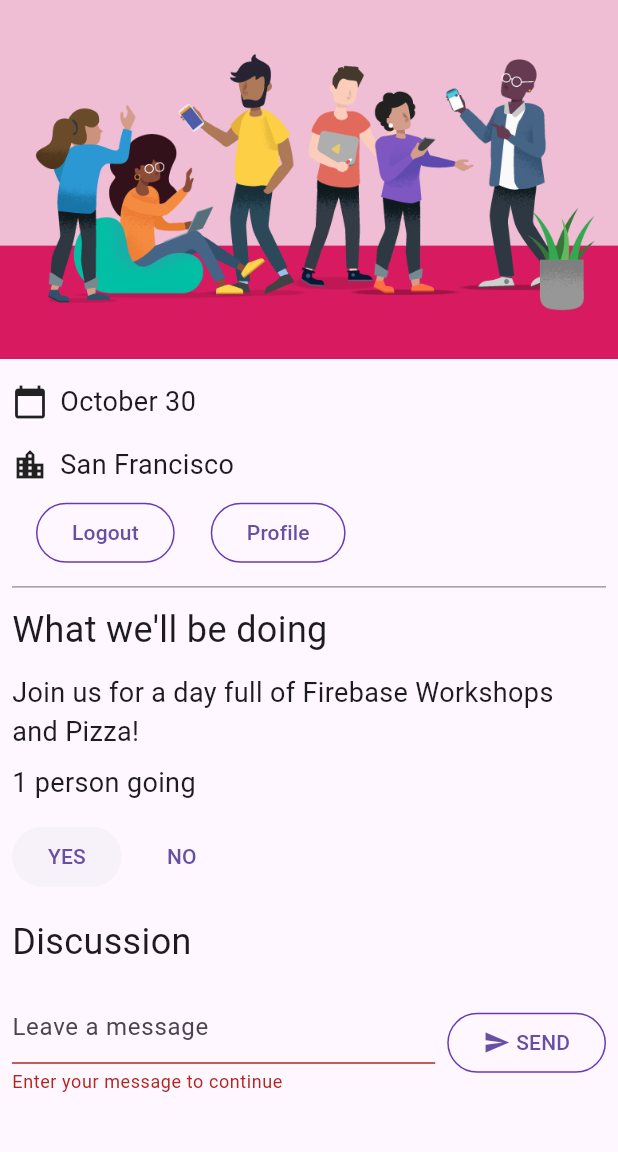
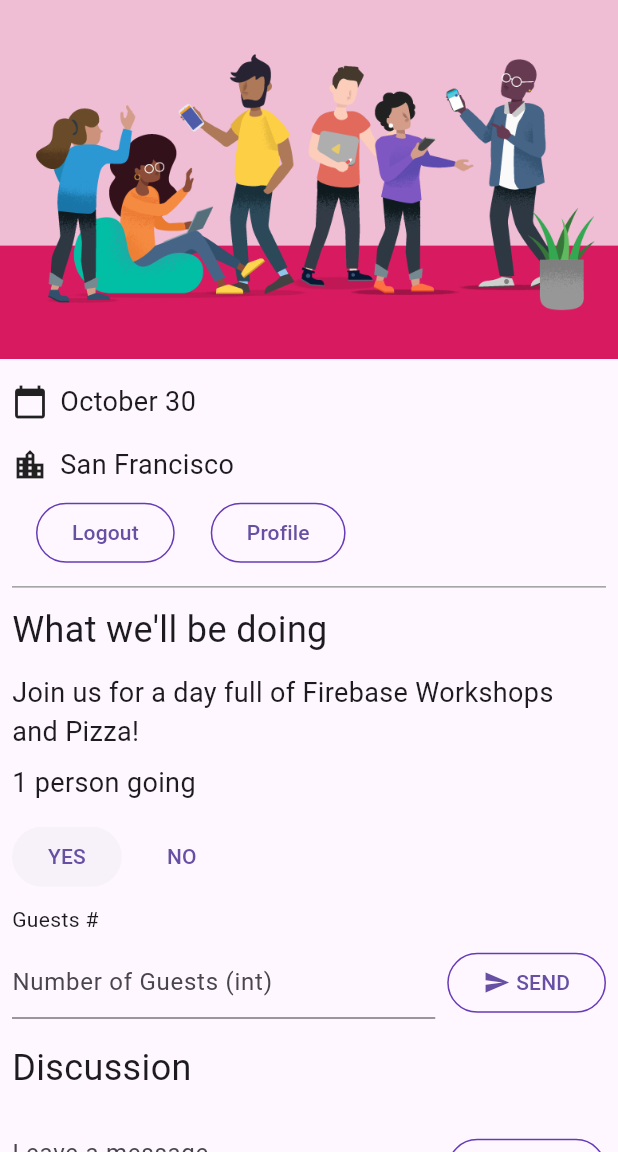
Before and after one commit to hamjac5334/firebase_demo, a Flutter app: the screen it shows once a user with an empty profile is signed in, after a tap on "SEND", after a tap on "YES", on a phone screen of 412 x 824 dp, the part 84-1236 px from its top. Run offline on Flutter 3.47's test engine with Material 3 defaults, Android fonts, the phone set to English and light mode, and no system bars; our stand-ins replace cloud_firestore, firebase_auth, firebase_core, go_router, google_fonts; missing offline and left inert: firebase_ui_auth; accounts and stored records are empty.

Commit message:
Basic Implementation of number of guests (only stores locally)

```diff
--- a/lib/app_state.dart
+++ b/lib/app_state.dart
@@ -40,6 +40,11 @@ class ApplicationState extends ChangeNotifier {
     } else {
       userDoc.set(<String, dynamic>{'attending': false});
     }
+  }
+  //start with adding this before firebase so I can do it in steps
+  void addAttendees(int count) {
+    _attendees += count;
+    notifyListeners();
   }
 
   Future<void> init() async {
--- a/lib/home_page.dart
+++ b/lib/home_page.dart
@@ -50,12 +50,12 @@ class HomePage extends StatelessWidget {
             builder: (context, appState, _) => Column(
               crossAxisAlignment: CrossAxisAlignment.start,
               children: [
-                switch (appState.attendees) {
-                  1 => const Paragraph('1 person going'),
-                  >= 2 => Paragraph('${appState.attendees} people going'),
-                  _ => const Paragraph('No one going'),
-                },
-
+                if (appState.attendees == 1)
+                  const Paragraph('1 person going'),
+                if (appState.attendees > 1)
+                  Paragraph('${appState.attendees} people going'),
+                if (appState.attendees == 0)
+                  const Paragraph('No one going'),
                 if (appState.loggedIn) ...[
                   YesNoSelection(
                     state: appState.attending,
@@ -63,8 +63,7 @@ class HomePage extends StatelessWidget {
                   ),
                   const Header('Discussion'),
                   GuestBook(
-                    addMessage: (message) =>
-                        appState.addMessageToGuestBook(message),
+                    addMessage: (message) => appState.addMessageToGuestBook(message),
                     messages: appState.guestBookMessages,
                   ),
                 ],
--- a/lib/yes_no_selection.dart
+++ b/lib/yes_no_selection.dart
@@ -1,4 +1,5 @@
 import 'package:flutter/material.dart';
+import 'package:provider/provider.dart';
 
 import 'app_state.dart';
 import 'src/widgets.dart';
@@ -11,11 +12,16 @@ class YesNoSelection extends StatelessWidget {
 
   @override
   Widget build(BuildContext context) {
+    final _controller = TextEditingController();
+
     switch (state) {
       case Attending.yes:
         return Padding(
           padding: const EdgeInsets.all(8.0),
-          child: Row(
+          child: Column(
+            crossAxisAlignment: CrossAxisAlignment.start,
+            children: [
+              Row(
                 children: [
                   ElevatedButton(
                     style: ElevatedButton.styleFrom(elevation: 0),
@@ -29,7 +35,58 @@ class YesNoSelection extends StatelessWidget {
                   ),
                 ],
               ),
+              const SizedBox(height: 8),
+              const Text('Guests #',
+                      //style: TextStyle(fontWeight: FontWeight.bold), fontSize: 40,
+                      ),
+              const SizedBox(height: 8),
+              Row(
+                children: [
+                  Expanded(
+                    child: TextFormField(
+                      controller: _controller,
+                      decoration: const InputDecoration(
+                        hintText: 'Number of Guests (int)',
+                      ),
+                      //keyboardType: TextInputType.number,
+                      validator: (value) {
+                        if (value == null || value.isEmpty) {
+                          return 'Enter how many Guests are you bringing (int)';
+                        }
+                        return null;
+                      },
+                    ),
+                  ),
+                  const SizedBox(width: 8),
+                  StyledButton(
+                    onPressed: () {
+                      final input = _controller.text;
+                      if (input.isNotEmpty) {
+                        final count = int.tryParse(input);
+                        if (count != null && count > 0) {
+                          Provider.of<ApplicationState>(context, listen: false).addAttendees(count);
+                          _controller.clear(); // Clear the input after adding
+                        } else {
+                          ScaffoldMessenger.of(context).showSnackBar(
+                            const SnackBar(content: Text('Please enter a valid positive number')),
                           );
+                        }
+                      }
+                    },
+                    child: const Row(
+                      children: [
+                        Icon(Icons.send),
+                        SizedBox(width: 4),
+                        Text('SEND'),
+                      ],
+                    ),
+                  ),
+                ],
+              ),
+            ],
+          ),
+        );
+
       case Attending.no:
         return Padding(
           padding: const EdgeInsets.all(8.0),
@@ -48,6 +105,7 @@ class YesNoSelection extends StatelessWidget {
             ],
           ),
         );
+
       default:
         return Padding(
           padding: const EdgeInsets.all(8.0),
```
Lines whose indentation alone changed are shown as unchanged.
